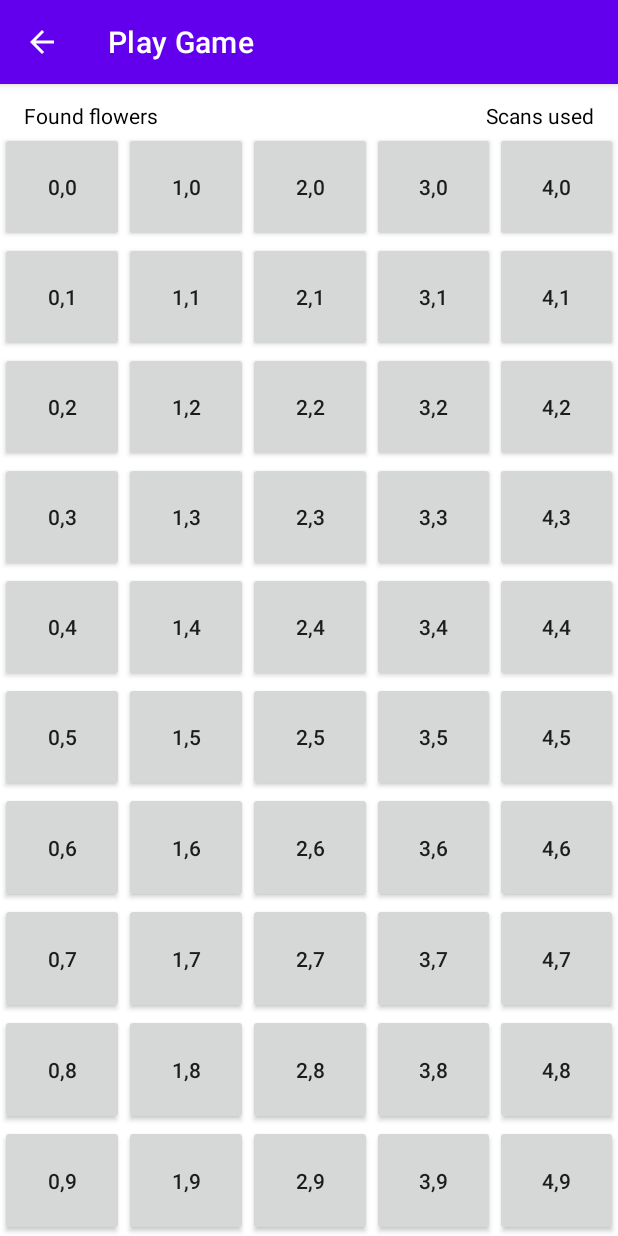
After one commit to simran-nijjar/flowerseeker, an Android app: the GameScreen screen opened directly, with no data from a screen before it, on a phone screen of 412 x 824 dp. The commit adds this screen. Run offline under Robolectric (Android 15) with nearby library versions, the phone set to English and light mode, and no system bars.

Commit message:
Add GameScreen java and xml file. Connect GameScreen with MainMenu "Play Game" button. Add button array that changes to flower image when clicked.

```diff
--- a/app/src/main/AndroidManifest.xml
+++ b/app/src/main/AndroidManifest.xml
@@ -17,6 +17,10 @@
             android:exported="true"
             android:label="Main Menu"
             android:parentActivityName=".MainActivity" />
+        <activity android:name=".GameScreen"
+            android:exported="true"
+            android:label="Play Game"
+            android:parentActivityName=".MainMenu" />
         <activity
             android:name=".MainActivity"
             android:label="Welcome to Flower Seeker"
--- /dev/null
+++ b/app/src/main/java/ca/cmpt276/assignment3/GameScreen.java
@@ -0,0 +1,94 @@
+//Name: Simran Nijjar
+//Student Number: 301397295
+//Date: October 8, 2022
+
+package ca.cmpt276.assignment3;
+
+import android.content.res.Resources;
+import android.graphics.Bitmap;
+import android.graphics.BitmapFactory;
+import android.graphics.drawable.BitmapDrawable;
+import android.os.Bundle;
+import android.view.View;
+import android.widget.Button;
+import android.widget.TableLayout;
+import android.widget.TableRow;
+import android.widget.Toast;
+
+import androidx.appcompat.app.AppCompatActivity;
+
+public class GameScreen extends AppCompatActivity {
+    public static final int NUM_ROWS = 10;
+    public static final int NUM_COLS = 5;
+    Button buttons[][] = new Button[NUM_ROWS][NUM_COLS];
+
+    @Override
+    protected void onCreate(Bundle savedInstanceState) {
+        super.onCreate(savedInstanceState);
+        setContentView(R.layout.game_screen);
+        populate_buttons();
+    }
+
+    private void populate_buttons(){
+        TableLayout table = findViewById(R.id.table_for_flower_buttons);
+        for (int row = 0; row < NUM_ROWS; row++){
+            TableRow table_row = new TableRow(this);
+            table_row.setLayoutParams(new TableLayout.LayoutParams(
+                    TableLayout.LayoutParams.MATCH_PARENT,
+                    TableLayout.LayoutParams.MATCH_PARENT,
+                    1.0f));
+            table.addView(table_row);
+            for (int col = 0; col < NUM_COLS; col++){
+                final int FINAL_COL = col;
+                final int FINAL_ROW = row;
+                Button btn = new Button(this);
+                btn.setLayoutParams(new TableRow.LayoutParams(
+                        TableRow.LayoutParams.MATCH_PARENT,
+                        TableRow.LayoutParams.MATCH_PARENT,
+                        1.0f));
+                btn.setText("" + col + "," + row);
+                //Prevents text from being cut out
+                btn.setPadding(0,0,0,0);
+                btn.setOnClickListener(new View.OnClickListener() {
+                    @Override
+                    public void onClick(View v) {
+                        button_clicked(FINAL_COL,FINAL_ROW);
+                    }
+                });
+                table_row.addView(btn);
+                buttons[row][col] = btn;
+            }
+        }
+    }
+
+    private void button_clicked(int col, int row){
+        Toast.makeText(this,"Button clicked: " + col + ", " + row,Toast.LENGTH_SHORT).show();
+        Button btn = buttons[row][col];
+        //Lock button sizes
+        lock_button_sizes();
+        //Scale image to button
+        int new_width = btn.getWidth();
+        int new_height = btn.getHeight();
+        Bitmap originalBitmap = BitmapFactory.decodeResource(getResources(), R.drawable.blueflower);
+        Bitmap scaledBitmap = Bitmap.createScaledBitmap(originalBitmap, new_width, new_height, true);
+        Resources resource = getResources();
+        btn.setBackground(new BitmapDrawable(resource, scaledBitmap));
+        //Change text on button
+        btn.setText("" + col);
+
+    }
+
+    private void lock_button_sizes(){
+        for (int row = 0; row < NUM_ROWS; row++){
+            for (int col = 0; col < NUM_COLS; col++){
+                Button btn = buttons[row][col];
+                int width = btn.getWidth();
+                btn.setMinWidth(width);
+                btn.setMaxWidth(width);
+                int height = btn.getHeight();
+                btn.setMinHeight(height);
+                btn.setMaxHeight(height);
+            }
+        }
+    }
+}
--- a/app/src/main/java/ca/cmpt276/assignment3/MainActivity.java
+++ b/app/src/main/java/ca/cmpt276/assignment3/MainActivity.java
@@ -46,7 +46,6 @@ public class MainActivity extends AppCompatActivity {
         skip_button.setOnClickListener(new View.OnClickListener() {
             @Override
             public void onClick(View v) {
-                //When edit is false, do not display the "Delete button"
                 Intent intent = new Intent(MainActivity.this, MainMenu.class);
                 startActivity(intent);
             }
--- /dev/null
+++ b/app/src/main/res/layout/game_screen.xml
@@ -0,0 +1,42 @@
+<?xml version="1.0" encoding="utf-8"?>
+<androidx.constraintlayout.widget.ConstraintLayout xmlns:android="http://schemas.android.com/apk/res/android"
+    xmlns:app="http://schemas.android.com/apk/res-auto"
+    xmlns:tools="http://schemas.android.com/tools"
+    android:layout_width="match_parent"
+    android:layout_height="match_parent">
+
+    <TableLayout
+        android:id="@+id/table_for_flower_buttons"
+        android:layout_width="match_parent"
+        android:layout_height="match_parent"
+        android:layout_below="@id/txt_flowers_found"
+        android:layout_marginTop="32dp"
+        android:stretchColumns="*"
+        app:layout_constraintTop_toTopOf="parent"></TableLayout>
+
+    <TextView
+        android:id="@+id/txt_flowers_found"
+        android:layout_width="wrap_content"
+        android:layout_height="wrap_content"
+        android:text="Found flowers"
+        android:textColor="#000000"
+        app:layout_constraintBottom_toBottomOf="parent"
+        app:layout_constraintEnd_toEndOf="parent"
+        app:layout_constraintHorizontal_bias="0.049"
+        app:layout_constraintStart_toStartOf="parent"
+        app:layout_constraintTop_toTopOf="parent"
+        app:layout_constraintVertical_bias="0.015" />
+
+    <TextView
+        android:id="@+id/txt_scans_used"
+        android:layout_width="wrap_content"
+        android:layout_height="wrap_content"
+        android:text="Scans used"
+        android:textColor="#000000"
+        app:layout_constraintBottom_toBottomOf="parent"
+        app:layout_constraintEnd_toEndOf="parent"
+        app:layout_constraintHorizontal_bias="0.931"
+        app:layout_constraintStart_toEndOf="@+id/txt_flowers_found"
+        app:layout_constraintTop_toTopOf="parent"
+        app:layout_constraintVertical_bias="0.015" />
+</androidx.constraintlayout.widget.ConstraintLayout>
```
Also changed, not shown: app/src/main/java/ca/cmpt276/assignment3/MainMenu.java (+18 -0 lines).
